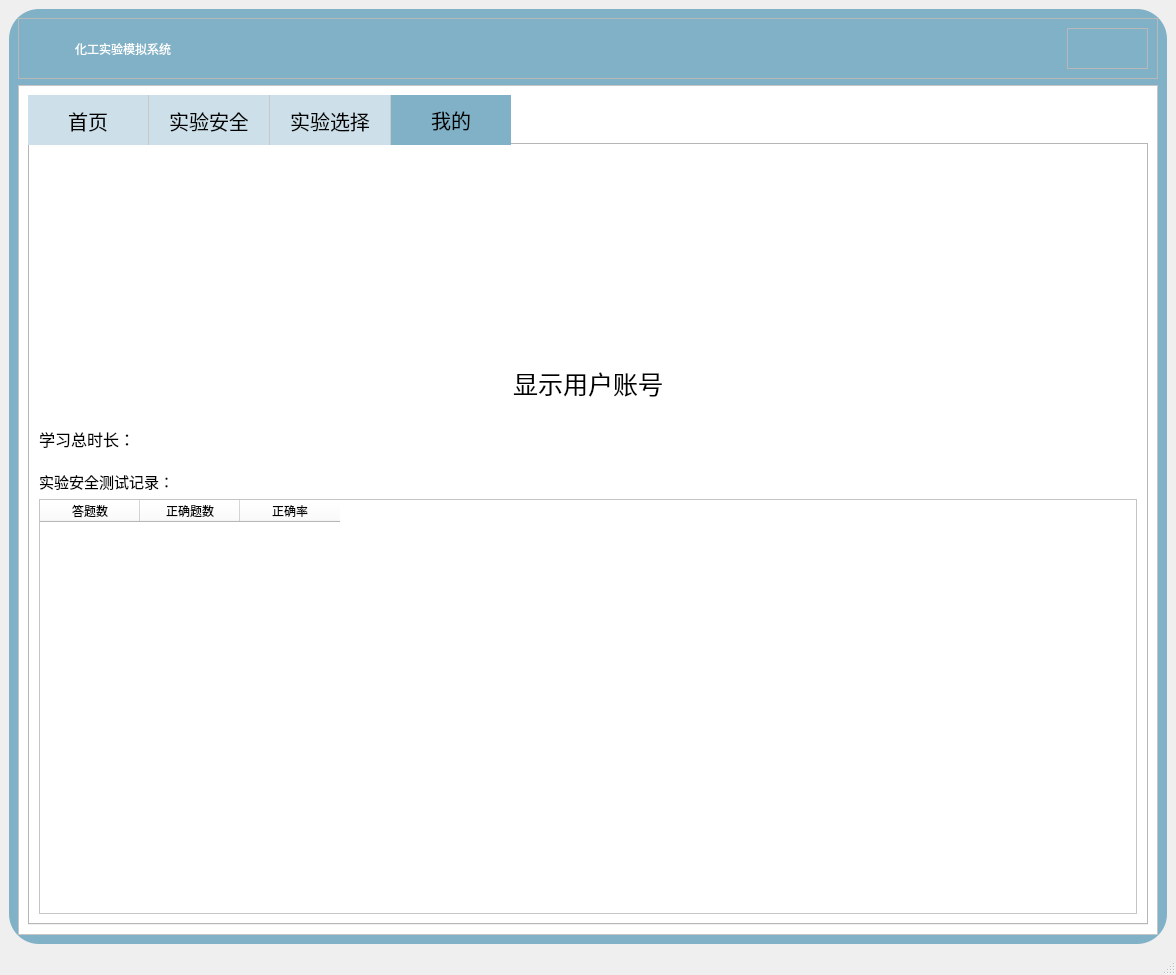
Before: the Qt Designer form view/main_window.ui in siweiyangsiwei/sprPthonProjext, drawn with Qt 5.
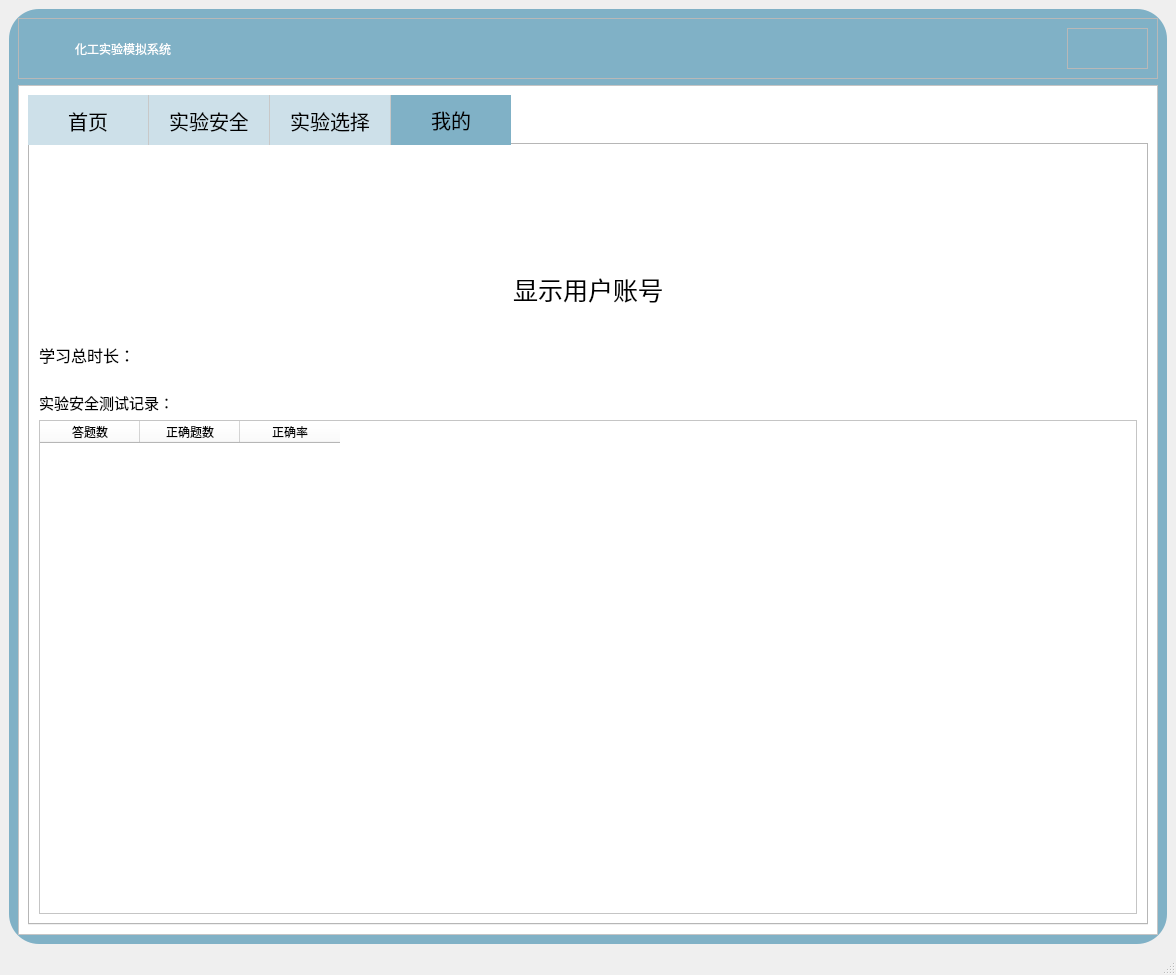
After: the same form once the commit is applied. The open tabs and pages were chosen to show the change. Icons and pictures are not drawn.

Commit message: 添加背景以及部分的ui修改

The edit to the form file:
```diff
--- a/view/main_window.ui
+++ b/view/main_window.ui
@@ -1250,8 +1250,8 @@
              <attribute name="title">
               <string>我的</string>
              </attribute>
-             <layout class="QHBoxLayout" name="horizontalLayout_3">
-              <item>
+             <layout class="QGridLayout" name="gridLayout_6">
+              <item row="0" column="0">
                <layout class="QVBoxLayout" name="verticalLayout_6" stretch="1,3,3,0,25">
                 <item>
                  <widget class="QLabel" name="label">
@@ -1264,6 +1264,12 @@
                   <property name="minimumSize">
                    <size>
                     <width>0</width>
+                    <height>100</height>
+                   </size>
+                  </property>
+                  <property name="maximumSize">
+                   <size>
+                    <width>16777215</width>
                     <height>198</height>
                    </size>
                   </property>
```
Left out of the diff: 4 changed lines with no effect on the pictures.
